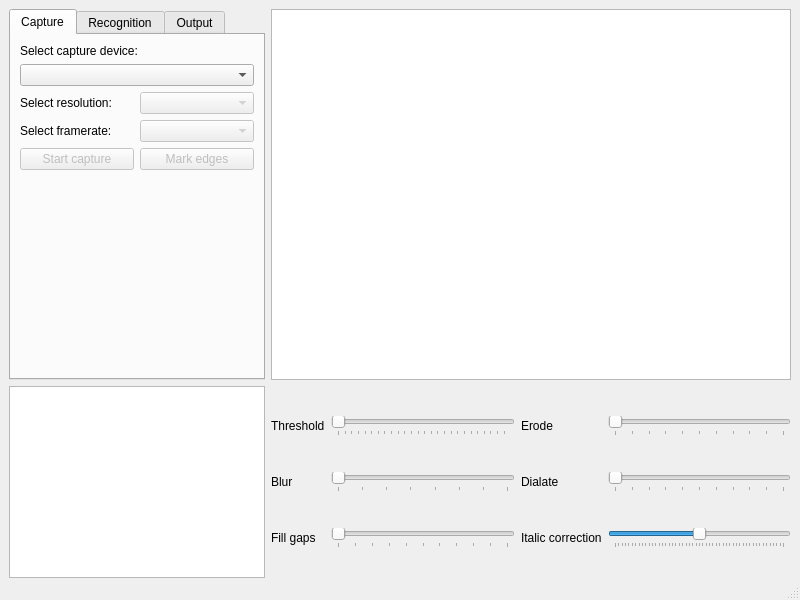
Above: scoreboardocr.ui from RenarsKokins/ScoreboardOCR before the change. Below: the same form after it.
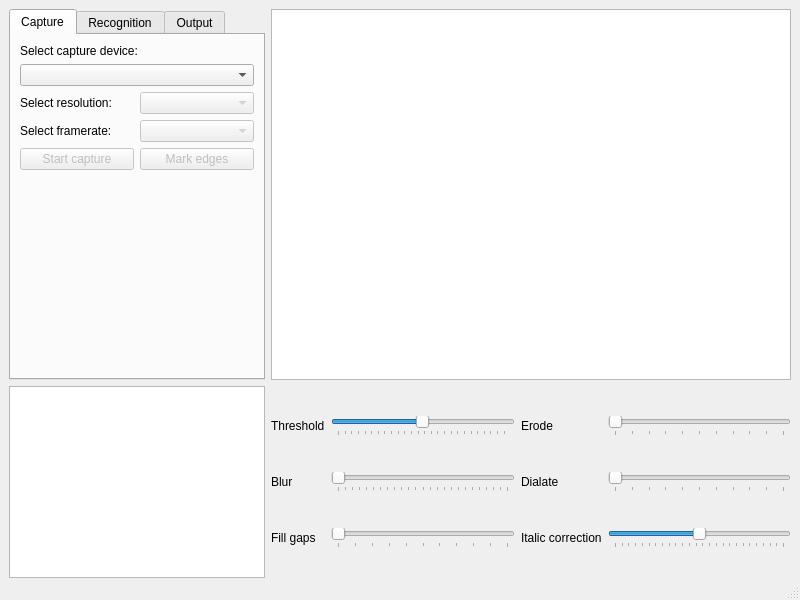
That is the form after the change.

What changed in the file:
```diff
--- a/scoreboardocr.ui
+++ b/scoreboardocr.ui
@@ -69,25 +69,34 @@
        </widget>
       </item>
       <item row="2" column="3">
-       <widget class="QSlider" name="horizontalSlider_6">
-        <property name="maximum">
-         <number>50</number>
+       <widget class="QSlider" name="italicSlider">
+        <property name="minimum">
+         <number>-25</number>
         </property>
-        <property name="value">
+        <property name="maximum">
          <number>25</number>
         </property>
+        <property name="pageStep">
+         <number>10</number>
+        </property>
+        <property name="value">
+         <number>0</number>
+        </property>
         <property name="orientation">
          <enum>Qt::Horizontal</enum>
         </property>
         <property name="tickPosition">
          <enum>QSlider::TicksBelow</enum>
         </property>
+        <property name="tickInterval">
+         <number>2</number>
+        </property>
        </widget>
       </item>
       <item row="1" column="1">
        <widget class="QSlider" name="horizontalSlider_2">
         <property name="maximum">
-         <number>7</number>
+         <number>24</number>
         </property>
         <property name="orientation">
          <enum>Qt::Horizontal</enum>
@@ -149,6 +158,9 @@
         <property name="maximum">
          <number>255</number>
         </property>
+        <property name="value">
+         <number>127</number>
+        </property>
         <property name="orientation">
          <enum>Qt::Horizontal</enum>
         </property>
```
Left out of the diff: 10 changed lines with no effect on the pictures.
